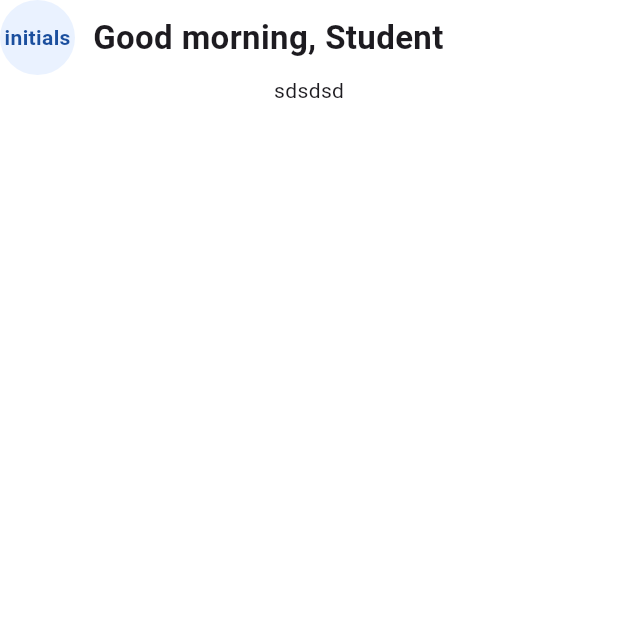
After one commit to lakshita762/DAV-school-pad, a Flutter app: the PayDetailShow screen opened directly, after a tap on "Pay ₹499", on a phone screen of 412 x 824 dp, the top half of it. The commit adds this screen. Run offline on Flutter 3.47's test engine with Material 3 defaults, Android fonts, the phone set to English and light mode, and no system bars; our stand-ins replace dio, shared_preferences; missing offline and left inert: dart:ffi, payu_checkoutpro_flutter; accounts and stored records are empty; network calls fail; statements that could not run were skipped.

Commit message:
Added starting layout

```diff
--- a/lib/extras/string.dart
+++ b/lib/extras/string.dart
@@ -16,5 +16,7 @@ class Strings {
       'Server error ($code): $data';
 
   static const String btnRetry           = 'Retry';
+  static const String tokenStorageKey           = 'auth_bearer_token';
+
 
 }
--- a/lib/main.dart
+++ b/lib/main.dart
@@ -1,4 +1,7 @@
 // import 'package:dav_school_app/screen/splash_screen.dart';
+import 'package:dav_school_app/screen/payment_screen.dart';
+import 'package:dav_school_app/screen/splash_screen.dart';
+import 'package:dav_school_app/services/hash_service.dart';
 import 'package:flutter/material.dart';
 import 'package:dav_school_app/screen/login.dart';
 
@@ -32,7 +35,7 @@ class MyApp extends StatelessWidget {
         // tested with just a hot reload.
         colorScheme: ColorScheme.fromSeed(seedColor: Colors.deepPurple),
       ),
-      home: const Login(items: []),
+      home: SplashScreen(),
     );
   }
 }
--- /dev/null
+++ b/lib/screen/pay_detail_show.dart
@@ -0,0 +1,61 @@
+import 'package:dav_school_app/screen/payment_screen.dart';
+import 'package:flutter/material.dart';
+
+class PayDetailShow extends StatefulWidget {
+  const PayDetailShow({super.key});
+  @override
+  State<PayDetailShow> createState() => _PayDetailShowState();
+}
+
+class _PayDetailShowState extends State<PayDetailShow> {
+  Future<void> _pay() async {
+    final result = await Navigator.push(
+      context,
+      MaterialPageRoute(
+        builder: (_) => const PaymentScreen(
+          amount: '499.00',
+          productInfo: 'Premium Plan',
+          firstName: 'John',
+          email: 'karan@infowayindia.com',
+          phone: '9876543210',
+        ),
+      ),
+    );
+
+    if (!mounted) return;
+
+    switch (result?['status']) {
+      case 'success':
+        _snack('✅ Payment Successful!', Colors.green);
+        break;
+      case 'failure':
+        _snack('❌ Payment Failed', Colors.red);
+        break;
+      case 'cancelled':
+        _snack('⚠️ Cancelled', Colors.orange);
+        break;
+      case 'error':
+        _snack('🚨 Error occurred', Colors.red);
+        break;
+    }
+  }
+
+  void _snack(String msg, Color color) {
+    ScaffoldMessenger.of(context).showSnackBar(
+      SnackBar(content: Text(msg), backgroundColor: color),
+    );
+  }
+
+  @override
+  Widget build(BuildContext context) {
+    return Scaffold(
+      appBar: AppBar(title: const Text('PayU CheckoutPro')),
+      body: Center(
+        child: ElevatedButton(
+          onPressed: _pay,
+          child: const Text('Pay ₹499'),
+        ),
+      ),
+    );
+  }
+}
--- /dev/null
+++ b/lib/screen/payment_screen.dart
@@ -0,0 +1,265 @@
+import 'package:dav_school_app/api/post.dart';
+import 'package:flutter/material.dart';
+import 'package:payu_checkoutpro_flutter/payu_checkoutpro_flutter.dart';
+import 'package:payu_checkoutpro_flutter/PayUConstantKeys.dart';
+import 'package:shared_preferences/shared_preferences.dart';
+import '../extras/dimension.dart';
+import '../services/hash_service.dart';
+import '../services/local_hash_service.dart';
+
+class PaymentScreen extends StatefulWidget {
+  final String amount;
+  final String productInfo;
+  final String firstName;
+  final String email;
+  final String phone;
+
+  const PaymentScreen({
+    super.key,
+    required this.amount,
+    required this.productInfo,
+    required this.firstName,
+    required this.email,
+    required this.phone,
+  });
+
+  @override
+  State<PaymentScreen> createState() => _PaymentScreenState();
+}
+
+class _PaymentScreenState extends State<PaymentScreen>
+    implements PayUCheckoutProProtocol {
+
+  late PayUCheckoutProFlutter _checkoutPro;
+
+  static const String _merchantKey = 'Pd4KWd'; // public key, safe in app
+  static const String _environment = '1'; // 1 = Test, 0 = Production
+  final Post _post = Post();
+  String  token = "";
+  @override
+  void initState() {
+    super.initState();
+    // Step 1: Initialize SDK with current object
+    _checkoutPro = PayUCheckoutProFlutter(this);
+    // Step 2: Start payment after frame renders
+    WidgetsBinding.instance.addPostFrameCallback((_) => _startPayment());
+  }
+
+  Future<void> _startPayment() async {
+     token = await getUserToken();
+    print('sdsd');
+    final txnId = DateTime.now().millisecondsSinceEpoch.toString();
+    print('sdsd 1');
+    // Step 3: Build payment params
+    final Map<String, dynamic> payUPaymentParams = {
+      PayUPaymentParamKey.key: _merchantKey,
+      PayUPaymentParamKey.amount: widget.amount,
+      PayUPaymentParamKey.productInfo: widget.productInfo,
+      PayUPaymentParamKey.firstName: widget.firstName,
+      PayUPaymentParamKey.email: widget.email,
+      PayUPaymentParamKey.phone: widget.phone,
+      PayUPaymentParamKey.transactionId: txnId,
+      PayUPaymentParamKey.environment: _environment,
+      PayUPaymentParamKey.android_surl: 'https://cbjs.payu.in/sdk/success',
+      PayUPaymentParamKey.android_furl: 'https://cbjs.payu.in/sdk/failure',
+      PayUPaymentParamKey.ios_surl: 'https://cbjs.payu.in/sdk/success',
+      PayUPaymentParamKey.ios_furl: 'https://cbjs.payu.in/sdk/failure',
+      //PayUPaymentParamKey.userCredential: '$_merchantKey:${widget.email}',
+    };
+
+    print('sdsd 2 $payUPaymentParams');
+
+    // Step 4: Launch CheckoutPro
+    _checkoutPro.openCheckoutScreen(
+      payUPaymentParams: payUPaymentParams,
+      payUCheckoutProConfig:<String, dynamic>{},// optional config
+    );
+
+    print('sdsd 3');
+  }
+
+  // ─── PayUCheckoutProProtocol callbacks ────────────────────────────
+
+  /// SDK calls this whenever it needs a hash — forward to your backend
+  /**@override
+  generateHash(Map response) async {
+    try {
+      /**final hashName = response[PayUHashConstantsKeys.hashName];
+      final hashString = response[PayUHashConstantsKeys.hashString];
+      final hashType = response[PayUHashConstantsKeys.hashType];
+      final postSalt = response[PayUHashConstantsKeys.postSalt];
+
+      print('hashName $hashName hashString $hashString hashType $hashType postSalt $postSalt');
+
+      // Call your backend
+      final result = await HashService.getHash(
+        hashName: hashName,
+        hashString: hashString,
+        hashType: hashType ?? 'V1',
+        postSalt: postSalt,
+      );
+
+      final Map<String, dynamic> hashResponse = Map<String, dynamic>.from(response);
+      hashResponse[hashName] = result['hash'];
+
+      _checkoutPro.hashGenerated(hash: hashResponse);**/
+
+      final String hashName = response[PayUHashConstantsKeys.hashName] as String;
+
+      // ⚠️ Local hash — for testing only
+      final String hash = LocalHashService.generateHash(response);
+
+      final Map<String, dynamic> hashResponse =
+      Map<String, dynamic>.from(response);
+      hashResponse[hashName] = hash;
+
+      _checkoutPro.hashGenerated(hash: hashResponse);
+
+      // Pass hash back to SDK
+    //  _checkoutPro.hashGenerated(hash: {
+     //   result['hashName']!: result['hash']!,
+     // });
+    } catch (e) {
+      debugPrint('Hash generation error: $e');
+    }
+  }**/
+
+  Future<String> getUserToken() async {
+    final prefs = await SharedPreferences.getInstance();
+    return prefs.getString('auth_bearer_token') ?? '';
+  }
+
+  /**@override
+  void generateHash(Map response) async {
+    try {
+      debugPrint('PayU hash request: $response');
+
+      final String hashName =
+      response[PayUHashConstantsKeys.hashName] as String;
+
+      final String hashString =
+      response[PayUHashConstantsKeys.hashString] as String;
+
+      final String? postSalt =
+      response[PayUHashConstantsKeys.postSalt] as String?;
+
+      final result = await _post.getHash(
+        hashName: hashName,
+        hashString: hashString,
+        postSalt: postSalt,
+        token: token,
+      );
+
+      debugPrint('Laravel hash response: $result');
+
+      _checkoutPro.hashGenerated(hash: result);
+    } catch (e) {
+      debugPrint('generateHash error: $e');
+    }
+  }**/
+
+  @override
+  void generateHash(Map response) {
+    try {
+      debugPrint('PayU hash request: $response');
+
+      final String hashName =
+      response[PayUHashConstantsKeys.hashName] as String;
+
+      final String hashString =
+      response[PayUHashConstantsKeys.hashString] as String;
+
+      final String? hashType =
+      response[PayUHashConstantsKeys.hashType] as String?;
+
+      final String? postSalt =
+      response[PayUHashConstantsKeys.postSalt] as String?;
+
+      final String hash = LocalHashService.generateHash(
+        hashName: hashName,
+        hashString: hashString,
+        hashType: hashType ?? 'V1',
+        postSalt: postSalt,
+      );
+
+      debugPrint('Generated hash: $hash');
+
+      _checkoutPro.hashGenerated(hash: {
+        hashName: hash,
+      });
+    } catch (e) {
+      debugPrint('generateHash error: $e');
+    }
+  }
+
+  @override
+  onPaymentSuccess(dynamic response) {
+    Navigator.pop(context, {'status': 'success', 'response': response});
+  }
+
+  @override
+  onPaymentFailure(dynamic response) {
+    Navigator.pop(context, {'status': 'failure', 'response': response});
+  }
+
+  @override
+  onPaymentCancel(Map? response) {
+    Navigator.pop(context, {'status': 'cancelled'});
+  }
+
+  @override
+  onError(Map? response) {
+    Navigator.pop(context, {'status': 'error', 'response': response});
+  }
+
+  @override
+  Widget build(BuildContext context) {
+    return Scaffold(
+      backgroundColor: Colors.white,
+      body: Column(
+        children: [
+          Row(
+            children: [
+              Container(
+                width: 50,
+                height: 50,
+                decoration: const BoxDecoration(
+                  shape: BoxShape.circle,
+                  color: const Color(0xFFEAF2FF),
+                ),
+                alignment: Alignment.center,
+                child: const Text(
+                  'initials',
+                  style: const TextStyle(
+                    color: Color(0xFF1B4F9E),
+                    fontWeight: FontWeight.w700,
+                  ),
+                ),
+              ),
+              const SizedBox(width: AppDimens.paddingM),
+              const Expanded(
+                child: Column(
+                  crossAxisAlignment: CrossAxisAlignment.start,
+                  children: [
+                    Text(
+                      'Good morning, Student',
+                      maxLines: 1,
+                      overflow: TextOverflow.ellipsis,
+                      style: const TextStyle(
+
+                        fontSize: 22,
+                        fontWeight: FontWeight.w700,
+                      ),
+                    ),
+
+                  ],
+                ),
+              ),
+            ],
+          ),
+          const Text("sdsdsd")
+        ],
+      )
+    );
+  }
+}
--- /dev/null
+++ b/lib/services/hash_service.dart
@@ -0,0 +1,36 @@
+import 'dart:convert';
+import 'package:http/http.dart' as http;
+
+class HashService {
+  static const String _baseUrl = 'http://school.loc';
+
+  /// Called by PayU SDK via generateHash() callback
+  /// Sends hashString to backend → returns { hashName, hash }
+  static Future<Map<String, String>> getHash2({
+    required String hashName,
+    required String hashString,
+    required String hashType,
+    String? postSalt,
+  }) async {
+    final response = await http.post(
+      Uri.parse('$_baseUrl/generate-hash'),
+      headers: {'Content-Type': 'application/json'},
+      body: jsonEncode({
+        'hashName': hashName,
+        'hashString': hashString,
+        'hashType': hashType,
+        if (postSalt != null) 'postSalt': postSalt,
+      }),
+    );
+
+    if (response.statusCode == 200) {
+      final data = jsonDecode(response.body);
+      return {
+        'hashName': data['hashName'],
+        'hash': data['hash'],
+      };
+    } else {
+      throw Exception('Hash generation failed: ${response.body}');
+    }
+  }
+}
--- /dev/null
+++ b/lib/services/local_hash_service.dart
@@ -0,0 +1,30 @@
+import 'dart:convert';
+import 'package:crypto/crypto.dart';
+
+class LocalHashService {
+  // ⚠️ TEST ONLY
+  static const String _salt = 'iBQxbo2R5jG0bLfiQRSnOCcqe2ov3ZLi';
+
+  static String generateHash({
+    required String hashName,
+    required String hashString,
+    String hashType = 'V1',
+    String? postSalt,
+  }) {
+    try {
+      String finalHashString = hashString + _salt;
+
+      if (postSalt != null && postSalt.isNotEmpty) {
+        finalHashString += postSalt;
+      }
+
+      final bytes = utf8.encode(finalHashString);
+      final digest = sha512.convert(bytes);
+
+      return digest.toString().toLowerCase();
+    } catch (e) {
+      print('Local hash error: $e');
+      return '';
+    }
+  }
+}
--- a/pubspec.yaml
+++ b/pubspec.yaml
@@ -19,7 +19,7 @@ publish_to: 'none' # Remove this line if you wish to publish to pub.dev
 version: 1.0.0+1
 
 environment:
-  sdk: ^3.9.2
+  sdk: ^3.8.0
 
 # Dependencies specify other packages that your package needs in order to work.
 # To automatically upgrade your package dependencies to the latest versions
@@ -36,6 +36,10 @@ dependencies:
   cupertino_icons: ^1.0.8
   dio: ^5.9.0
   shared_preferences: ^2.3.2
+  payu_checkoutpro_flutter: ^1.4.2
+  http: ^1.6.0
+  crypto: ^3.0.6
+  url_launcher: ^6.3.2
 
 dev_dependencies:
   flutter_test:
```
Also changed, not shown: lib/api/client.dart (+7 -2 lines), lib/api/models/student_detail_model.dart (+49 -12 lines), lib/api/post.dart (+36 -1 lines), lib/screen/home.dart (+103 -5 lines), lib/screen/login.dart (+81 -2 lines), lib/screen/splash_screen.dart (+12 -20 lines), pubspec.lock, 10 other files.
